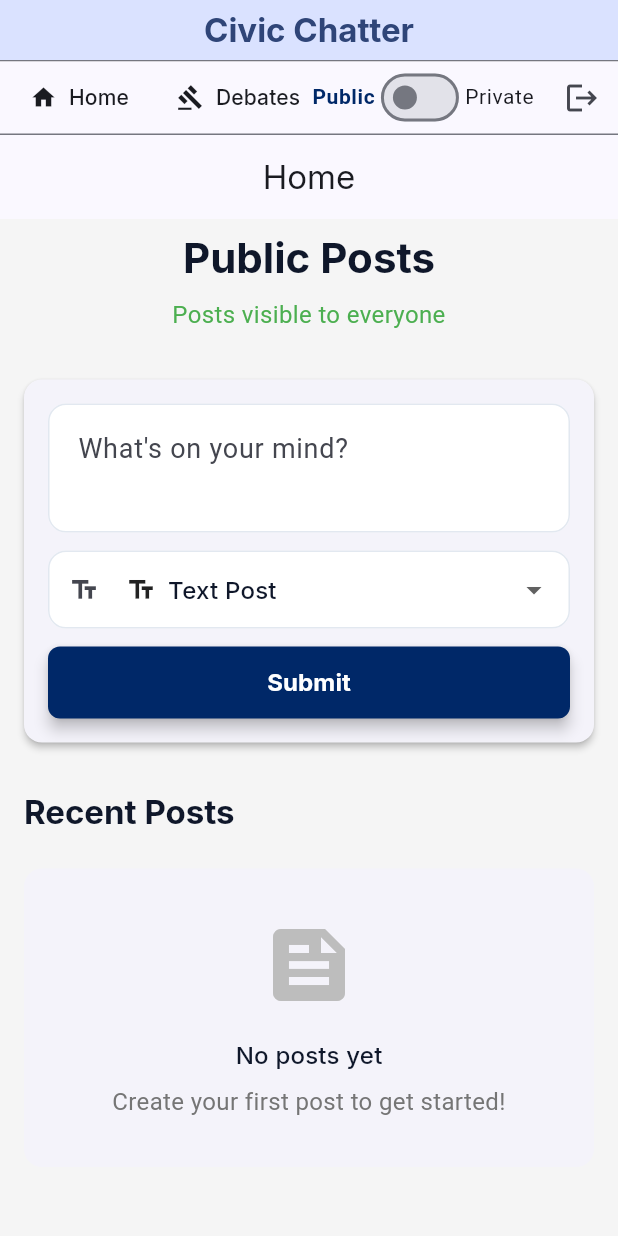
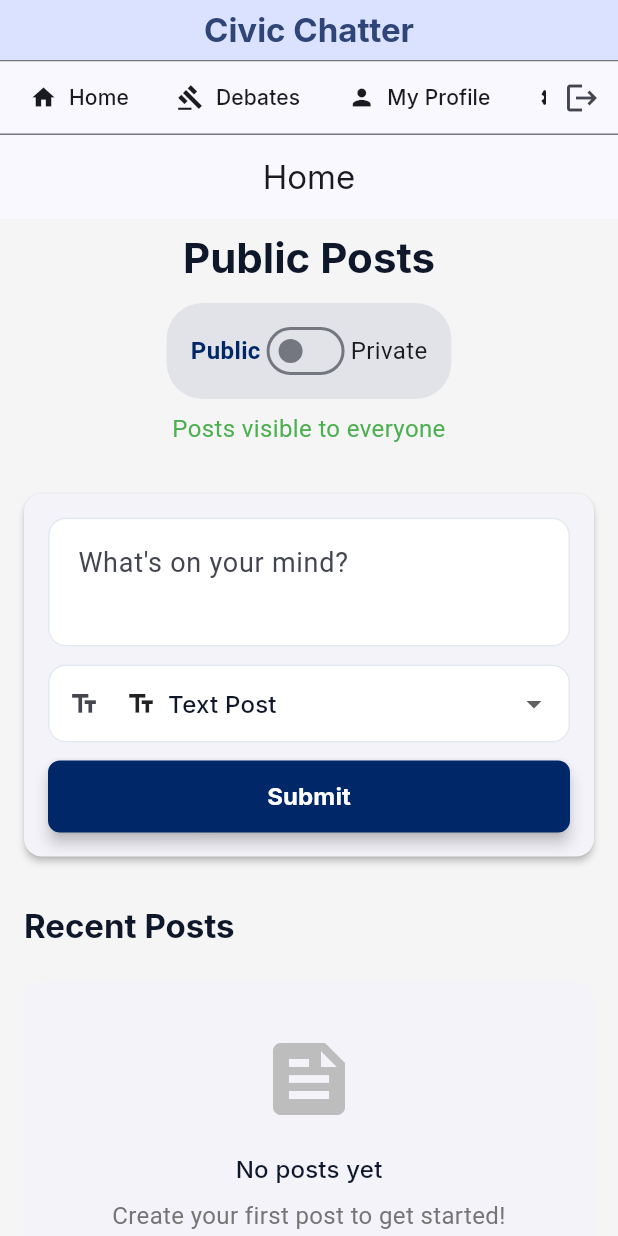
Before and after one commit to Gricon/civicchatter, a Flutter app: the screen it shows after launch, after a tap on "Sign In", after a tap on "Create Account", on a phone screen of 412 x 824 dp. Run offline on Flutter 3.47's test engine with Material 3 defaults, Android fonts, the phone set to English and light mode, and no system bars; our stand-ins replace cached_network_image, go_router, google_fonts, image_picker, shared_preferences, supabase_flutter; accounts and stored records are empty; network calls fail.

Commit message:
Move Public/Private toggle from app bar to home screen header

```diff
--- a/flutter_app/lib/screens/home/home_screen.dart
+++ b/flutter_app/lib/screens/home/home_screen.dart
@@ -273,44 +273,6 @@ class _HomeScreenState extends State<HomeScreen> {
         title: 'Home',
         showBackButton: false,
         actions: [
-          Padding(
-            padding: const EdgeInsets.symmetric(horizontal: 8.0),
-            child: Row(
-              mainAxisSize: MainAxisSize.min,
-              children: [
-                Text(
-                  'Public',
-                  style: Theme.of(context).textTheme.bodySmall?.copyWith(
-                        fontWeight: _showPrivatePosts
-                            ? FontWeight.normal
-                            : FontWeight.bold,
-                        color: _showPrivatePosts
-                            ? Theme.of(context).textTheme.bodyMedium?.color
-                            : Theme.of(context).colorScheme.primary,
-                      ),
-                ),
-                Switch(
-                  value: _showPrivatePosts,
-                  onChanged: (value) {
-                    setState(() {
-                      _showPrivatePosts = value;
-                    });
-                  },
-                ),
-                Text(
-                  'Private',
-                  style: Theme.of(context).textTheme.bodySmall?.copyWith(
-                        fontWeight: _showPrivatePosts
-                            ? FontWeight.bold
-                            : FontWeight.normal,
-                        color: _showPrivatePosts
-                            ? Theme.of(context).colorScheme.primary
-                            : Theme.of(context).textTheme.bodyMedium?.color,
-                      ),
-                ),
-              ],
-            ),
-          ),
           IconButton(
             icon: const Icon(Icons.logout),
             onPressed: _handleLogout,
@@ -344,6 +306,69 @@ class _HomeScreenState extends State<HomeScreen> {
                                 fontWeight: FontWeight.bold,
                               ),
                       textAlign: TextAlign.center,
+                    ),
+                    const SizedBox(height: 12),
+                    // Public/Private Toggle
+                    Center(
+                      child: Container(
+                        padding: const EdgeInsets.symmetric(
+                          horizontal: 16,
+                          vertical: 8,
+                        ),
+                        decoration: BoxDecoration(
+                          color: Theme.of(context)
+                              .colorScheme
+                              .surfaceContainerHighest,
+                          borderRadius: BorderRadius.circular(24),
+                        ),
+                        child: Row(
+                          mainAxisSize: MainAxisSize.min,
+                          children: [
+                            Text(
+                              'Public',
+                              style: Theme.of(context)
+                                  .textTheme
+                                  .bodyMedium
+                                  ?.copyWith(
+                                    fontWeight: _showPrivatePosts
+                                        ? FontWeight.normal
+                                        : FontWeight.bold,
+                                    color: _showPrivatePosts
+                                        ? Theme.of(context)
+                                            .textTheme
+                                            .bodyMedium
+                                            ?.color
+                                        : Theme.of(context).colorScheme.primary,
+                                  ),
+                            ),
+                            Switch(
+                              value: _showPrivatePosts,
+                              onChanged: (value) {
+                                setState(() {
+                                  _showPrivatePosts = value;
+                                });
+                              },
+                            ),
+                            Text(
+                              'Private',
+                              style: Theme.of(context)
+                                  .textTheme
+                                  .bodyMedium
+                                  ?.copyWith(
+                                    fontWeight: _showPrivatePosts
+                                        ? FontWeight.bold
+                                        : FontWeight.normal,
+                                    color: _showPrivatePosts
+                                        ? Theme.of(context).colorScheme.primary
+                                        : Theme.of(context)
+                                            .textTheme
+                                            .bodyMedium
+                                            ?.color,
+                                  ),
+                            ),
+                          ],
+                        ),
+                      ),
                     ),
                     const SizedBox(height: 8),
                     if (user != null)
```
Also changed, not shown: 3 other files.
